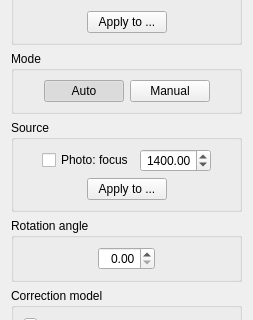
Before: the Qt Designer form src/stages/deskew/ui/DeskewOptionsWidget.ui in ImageProcessing-ElectronicPublications/scantailor-experimental, drawn with Qt 5; both pictures show x 0 to 253 and y 94 to 414 of the 253 by 519 pixel window.
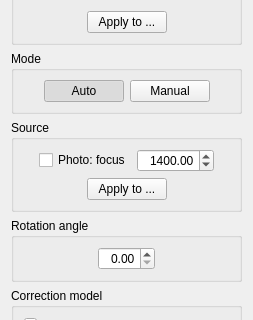
After: the same form once the commit is applied.

Commit message: 1.2025.01.15: dewarp: photo: fix focus range

The edit to the form file:
```diff
--- a/src/stages/deskew/ui/DeskewOptionsWidget.ui
+++ b/src/stages/deskew/ui/DeskewOptionsWidget.ui
@@ -301,7 +301,7 @@
            <double>1.0</double>
           </property>
           <property name="maximum">
-           <double>9999.99</double>
+           <double>99999.9</double>
           </property>
           <property name="singleStep">
            <double>1.0</double>
```
